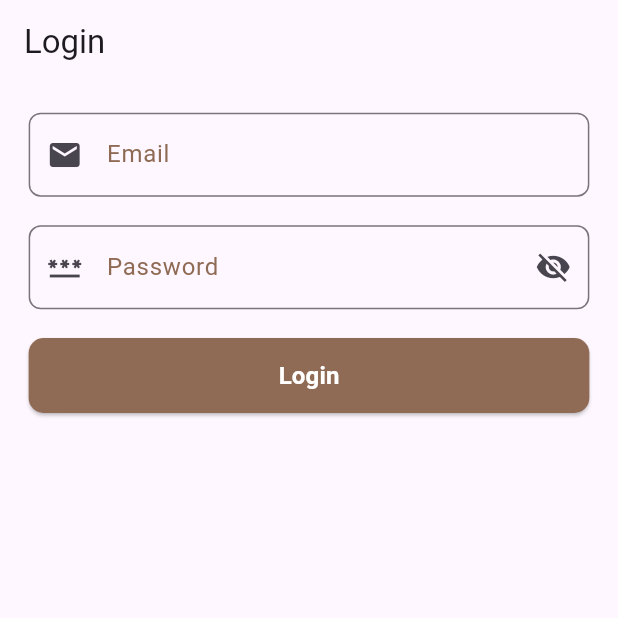
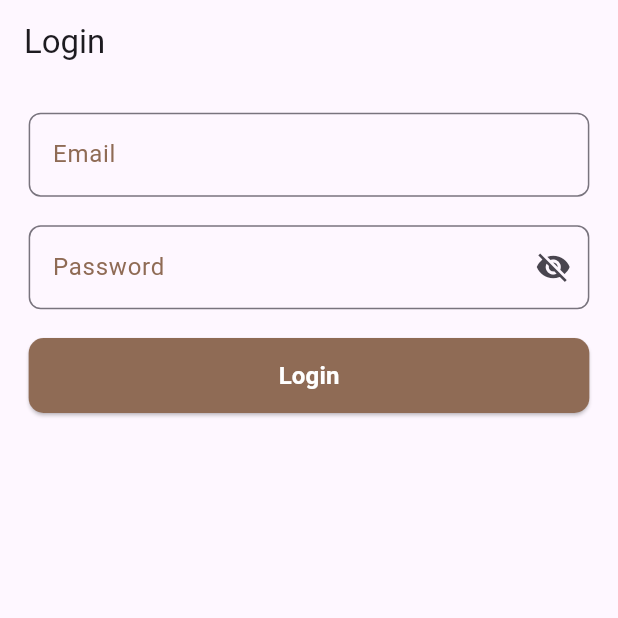
Before and after one commit to drax6055/flutter_template, a Flutter app: the screen it shows after launch, on a phone screen of 412 x 824 dp, the top half of it. Run offline on Flutter 3.47's test engine with Material 3 defaults, Android fonts, the phone set to English and light mode, and no system bars; our stand-ins replace dio, flutter_screenutil, flutter_secure_storage, get, pretty_dio_logger, shared_preferences.

```diff
--- a/lib/ui/auth/login_screen.dart
+++ b/lib/ui/auth/login_screen.dart
@@ -39,7 +39,7 @@ class LoginScreen extends StatelessWidget {
       controller: getController.emailController,
       hintText: 'Enter your Email',
       labelText: 'Email',
-      prefixIcon: Icons.email,
+      // prefixIcon: Icons.email,
       keyboardType: TextInputType.emailAddress,
     );
   }
@@ -49,14 +49,16 @@ class LoginScreen extends StatelessWidget {
           controller: getController.passController,
           hintText: 'Enter your Password',
           labelText: 'Password',
-      prefixIcon: Icons.password,
+          // prefixIcon: Icons.password,
           obscureText: !getController.showPass.value,
           suffixIcon: IconButton(
             onPressed: () {
               getController.toggleShowPass();
             },
             icon: Icon(
-          getController.showPass.value ? Icons.visibility : Icons.visibility_off,
+              getController.showPass.value
+                  ? Icons.visibility
+                  : Icons.visibility_off,
             ),
           ),
         ));
--- a/lib/ui/splash/splash_screen.dart
+++ b/lib/ui/splash/splash_screen.dart
@@ -22,10 +22,9 @@ class SplashScreen extends StatelessWidget {
         ),
         child: Center(
           child: Image.asset(AppImages.splash_img,
-                  width: 120.w, height: 150.h, fit: BoxFit.fill),
+              width: 120.w, height: 120.h, fit: BoxFit.fill),
         ),
       ),
-      )
-    );
+    ));
   }
 }
```
Also changed, not shown: lib/ui/auth/login_controller.dart (+13 -6 lines). Lines whose indentation alone changed are shown as unchanged.
